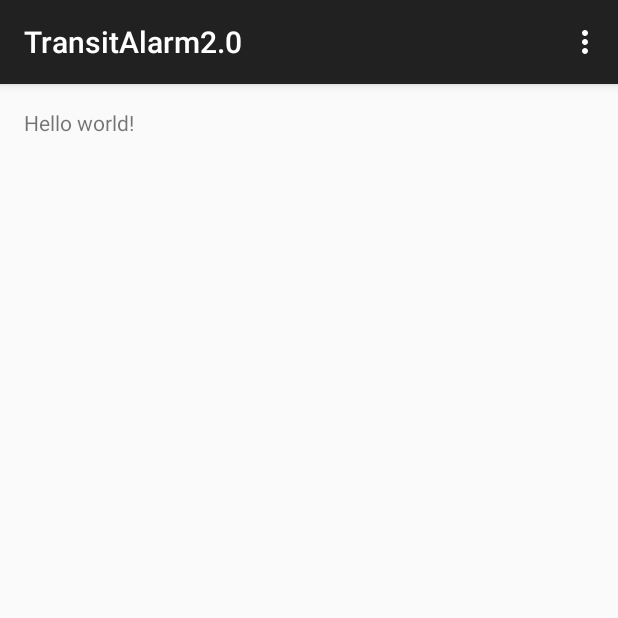
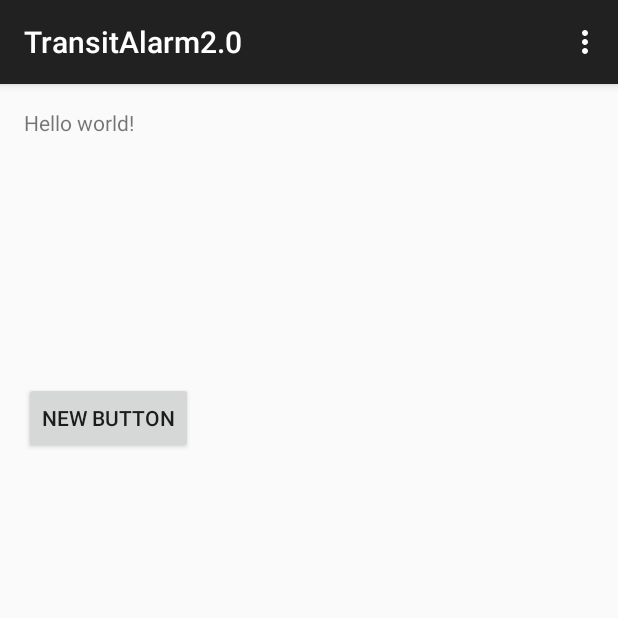
Before and after one commit to leonleonho/TransitAlarm2.0, an Android app: the screen it shows after launch (MainActivity), on a phone screen of 412 x 824 dp, the top half of it. Run offline under Robolectric (Android 15) with nearby library versions, the phone set to English and light mode, and no system bars.

Commit message:
Map can be loaded!

```diff
--- a/app/build.gradle
+++ b/app/build.gradle
@@ -22,4 +22,5 @@ android {
 dependencies {
     compile fileTree(dir: 'libs', include: ['*.jar'])
     compile 'com.android.support:appcompat-v7:21.0.3'
+    compile 'com.google.android.gms:play-services:6.5.87'
 }
--- a/app/src/main/java/com/example/leon/transitalarm20/MainActivity.java
+++ b/app/src/main/java/com/example/leon/transitalarm20/MainActivity.java
@@ -1,9 +1,11 @@
 package com.example.leon.transitalarm20;
 
+import android.content.Intent;
 import android.support.v7.app.ActionBarActivity;
 import android.os.Bundle;
 import android.view.Menu;
 import android.view.MenuItem;
+import android.view.View;
 
 
 public class MainActivity extends ActionBarActivity {
@@ -36,4 +38,8 @@ public class MainActivity extends ActionBarActivity {
 
         return super.onOptionsItemSelected(item);
     }
+    public void gotoMap(View view) {
+        Intent intent = new Intent(this, MapsActivity.class);
+        startActivity(intent);
+    }
 }
--- a/app/src/main/res/layout/activity_main.xml
+++ b/app/src/main/res/layout/activity_main.xml
@@ -6,6 +6,18 @@
     android:paddingBottom="@dimen/activity_vertical_margin" tools:context=".MainActivity">
 
     <TextView android:text="@string/hello_world" android:layout_width="wrap_content"
-        android:layout_height="wrap_content" />
+        android:layout_height="wrap_content"
+        android:id="@+id/textView" />
+
+    <Button
+        android:layout_width="wrap_content"
+        android:layout_height="wrap_content"
+        android:text="New Button"
+        android:id="@+id/button"
+        android:layout_below="@+id/textView"
+        android:layout_alignParentLeft="true"
+        android:layout_alignParentStart="true"
+        android:layout_marginTop="163dp"
+        android:onClick="gotoMap" />
 
 </RelativeLayout>
--- /dev/null
+++ b/app/src/main/res/layout/activity_maps.xml
@@ -0,0 +1,5 @@
+<fragment xmlns:android="http://schemas.android.com/apk/res/android"
+    xmlns:tools="http://schemas.android.com/tools" android:layout_width="match_parent"
+    android:layout_height="match_parent" android:id="@+id/map"
+    tools:context="com.example.leon.transitalarm20.MapsActivity"
+    android:name="com.google.android.gms.maps.SupportMapFragment" />
--- a/app/src/main/res/values/strings.xml
+++ b/app/src/main/res/values/strings.xml
@@ -4,5 +4,6 @@
     <string name="app_name">TransitAlarm2.0</string>
     <string name="hello_world">Hello world!</string>
     <string name="action_settings">Settings</string>
+    <string name="title_activity_maps">Map</string>
 
 </resources>
```
Also changed, not shown: app/src/debug/res/values/google_maps_api.xml (added, +18 -0 lines), app/src/main/AndroidManifest.xml (+23 -0 lines), app/src/main/java/com/example/leon/transitalarm20/MapsActivity.java (added, +65 -0 lines), 3 other files.
